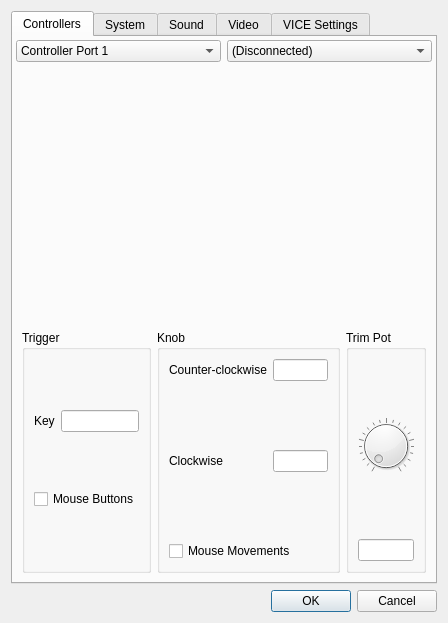
christopherpow/nesicide, file apps/ide/emulator/emulatorprefsdialog.ui: the form before one commit.
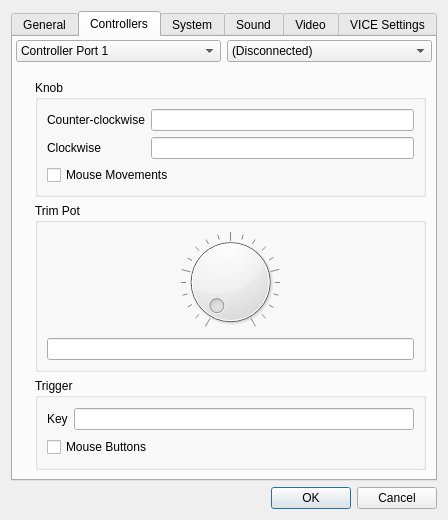
The form after the commit. The open tabs and pages were chosen to show the change. Icons and pictures are not drawn. Custom widgets are drawn as their Qt base class.

Diff of the .ui file:
```diff
--- a/apps/ide/emulator/emulatorprefsdialog.ui
+++ b/apps/ide/emulator/emulatorprefsdialog.ui
@@ -7,7 +7,7 @@
     <x>0</x>
     <y>0</y>
     <width>448</width>
-    <height>623</height>
+    <height>506</height>
    </rect>
   </property>
   <property name="windowTitle">
@@ -19,6 +19,20 @@
      <property name="currentIndex">
       <number>4</number>
      </property>
+     <widget class="QWidget" name="general">
+      <attribute name="title">
+       <string>General</string>
+      </attribute>
+      <layout class="QFormLayout" name="formLayout_4">
+       <item row="0" column="0">
+        <widget class="QCheckBox" name="pauseOnTaskSwitch">
+         <property name="text">
+          <string>Pause emulation on task switch</string>
+         </property>
+        </widget>
+       </item>
+      </layout>
+     </widget>
      <widget class="QWidget" name="nescontrollers">
       <attribute name="title">
        <string>Controllers</string>
@@ -398,24 +412,8 @@
          <widget class="QWidget" name="vausPage">
           <layout class="QGridLayout" name="gridLayout_9">
            <item row="0" column="0">
-            <layout class="QHBoxLayout" name="horizontalLayout_2">
-             <property name="spacing">
-              <number>0</number>
-             </property>
-             <item>
-              <spacer name="horizontalSpacer">
-               <property name="orientation">
-                <enum>Qt::Horizontal</enum>
-               </property>
-               <property name="sizeHint" stdset="0">
-                <size>
-                 <width>40</width>
-                 <height>20</height>
-                </size>
-               </property>
-              </spacer>
-             </item>
-             <item>
+            <layout class="QGridLayout" name="gridLayout_15">
+             <item row="0" column="0" rowspan="3">
               <widget class="QLabel" name="label_17">
                <property name="text">
                 <string/>
@@ -425,24 +423,7 @@
                </property>
               </widget>
              </item>
-             <item>
-              <spacer name="horizontalSpacer_2">
-               <property name="orientation">
-                <enum>Qt::Horizontal</enum>
-               </property>
-               <property name="sizeHint" stdset="0">
-                <size>
-                 <width>40</width>
-                 <height>20</height>
-                </size>
-               </property>
-              </spacer>
-             </item>
-            </layout>
-           </item>
-           <item row="3" column="0">
-            <layout class="QGridLayout" name="gridLayout_5">
-             <item row="0" column="0">
+             <item row="2" column="1">
               <widget class="QGroupBox" name="groupBox_3">
                <property name="title">
                 <string>Trigger</string>
@@ -552,7 +533,7 @@
                </layout>
               </widget>
              </item>
-             <item row="0" column="2">
+             <item row="1" column="1">
               <widget class="QGroupBox" name="groupBox_6">
                <property name="title">
                 <string>Trim Pot</string>
```
Left out of the diff: 4 changed lines with no effect on the pictures.
